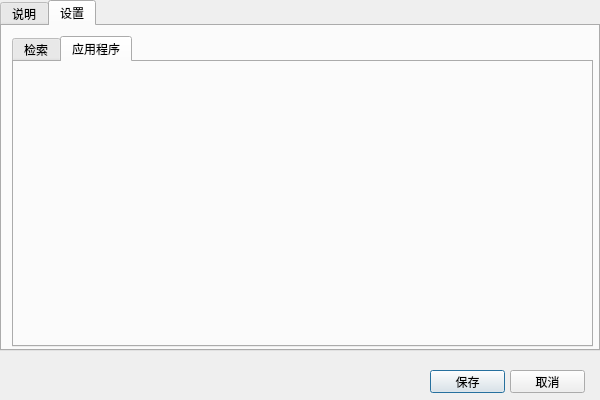
Above: settingdialog.ui from smilecc/Fast before the change. Below: the same form after it.
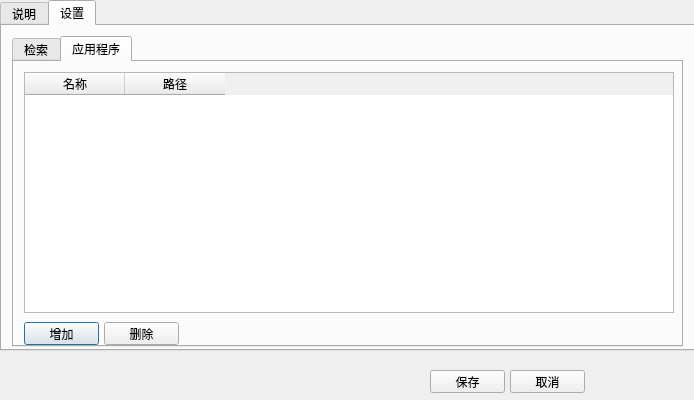
That is the form after the change. Icons and pictures are not drawn.

Commit message:
进一步完善设置界面
1、加载程序列表到设置界面

```diff
--- a/settingdialog.ui
+++ b/settingdialog.ui
@@ -6,7 +6,7 @@
    <rect>
     <x>0</x>
     <y>0</y>
-    <width>600</width>
+    <width>694</width>
     <height>400</height>
    </rect>
   </property>
@@ -18,7 +18,7 @@
     <rect>
      <x>0</x>
      <y>0</y>
-     <width>600</width>
+     <width>701</width>
      <height>351</height>
     </rect>
    </property>
@@ -70,7 +70,7 @@
       <rect>
        <x>10</x>
        <y>10</y>
-       <width>581</width>
+       <width>671</width>
        <height>311</height>
       </rect>
      </property>
@@ -86,6 +86,52 @@
       <attribute name="title">
        <string>应用程序</string>
       </attribute>
+      <widget class="QTableWidget" name="tableWidget">
+       <property name="geometry">
+        <rect>
+         <x>10</x>
+         <y>10</y>
+         <width>650</width>
+         <height>241</height>
+        </rect>
+       </property>
+       <column>
+        <property name="text">
+         <string>名称</string>
+        </property>
+       </column>
+       <column>
+        <property name="text">
+         <string>路径</string>
+        </property>
+       </column>
+      </widget>
+      <widget class="QPushButton" name="addProButton">
+       <property name="geometry">
+        <rect>
+         <x>10</x>
+         <y>260</y>
+         <width>75</width>
+         <height>23</height>
+        </rect>
+       </property>
+       <property name="text">
+        <string>增加</string>
+       </property>
+      </widget>
+      <widget class="QPushButton" name="deleteProButton_2">
+       <property name="geometry">
+        <rect>
+         <x>90</x>
+         <y>260</y>
+         <width>75</width>
+         <height>23</height>
+        </rect>
+       </property>
+       <property name="text">
+        <string>删除</string>
+       </property>
+      </widget>
      </widget>
     </widget>
    </widget>
```
Left out of the diff: 46 changed lines with no effect on the pictures. The commit also changes 3 other files.
